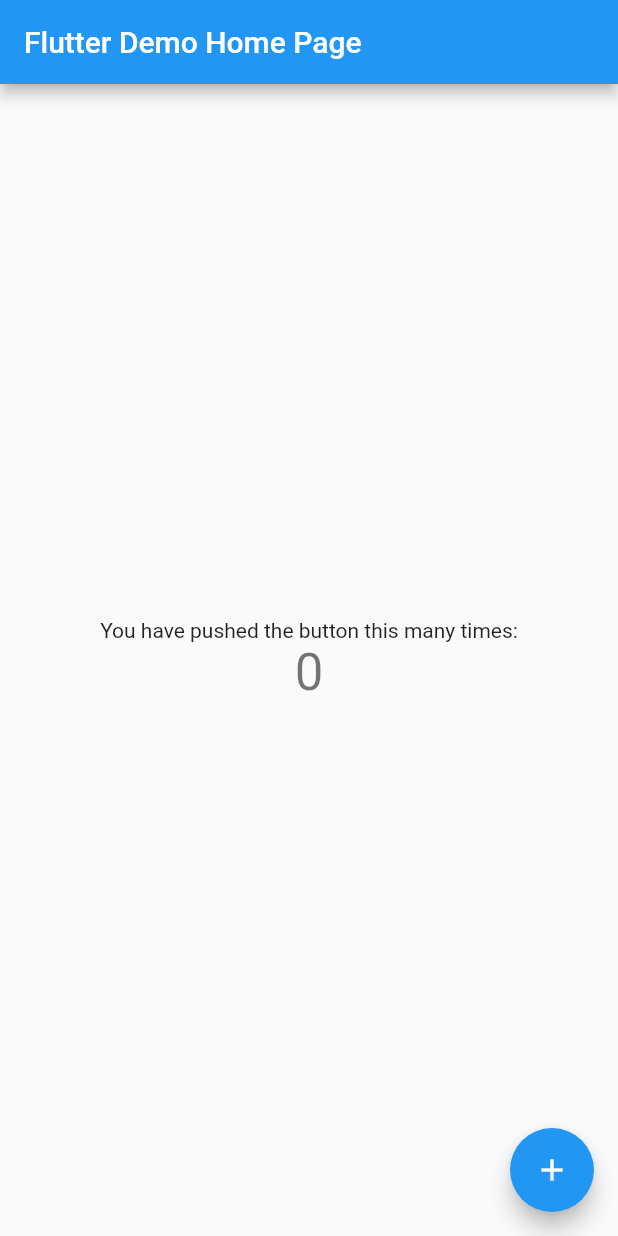
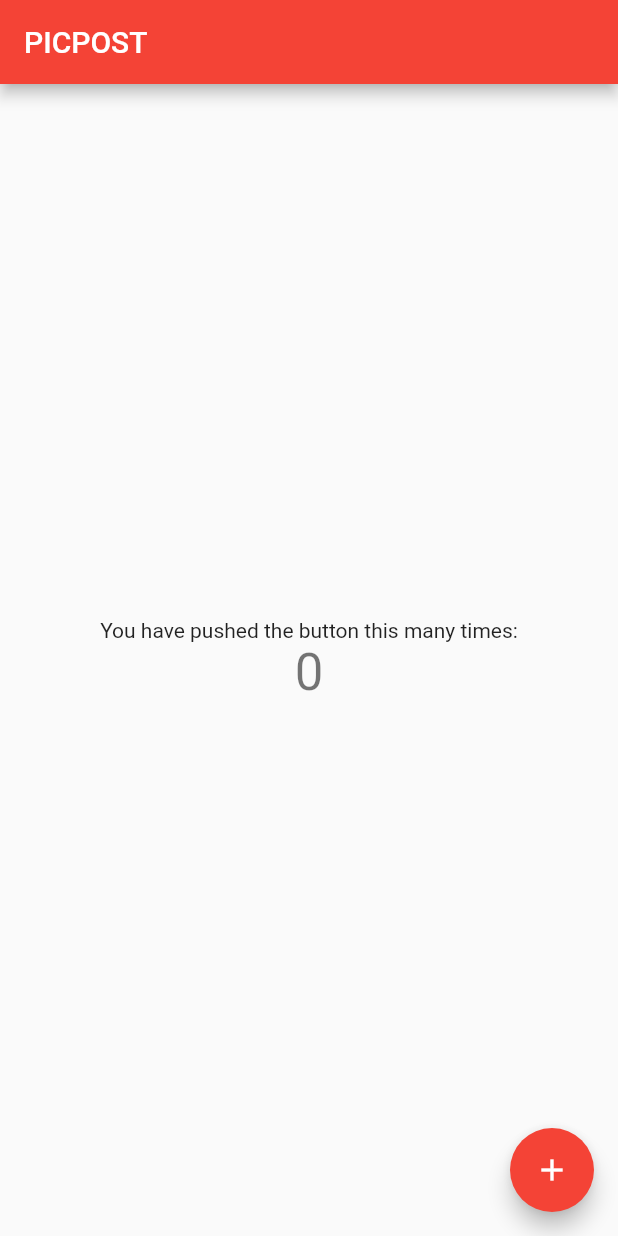
Before and after one commit to conrad96/picpost, a Flutter app: the screen it shows after launch, on a phone screen of 412 x 824 dp. Run offline on Flutter 3.47's test engine with Material 2 defaults, Android fonts, the phone set to English and light mode, and no system bars.

Commit message:
code for upload of images via gallery and camera

```diff
--- a/lib/main.dart
+++ b/lib/main.dart
@@ -17,9 +17,9 @@ class MyApp extends StatelessWidget {
         // "hot reload" (press "r" in the console where you ran "flutter run",
         // or press Run > Flutter Hot Reload in IntelliJ). Notice that the
         // counter didn't reset back to zero; the application is not restarted.
-        primarySwatch: Colors.blue,
+        primarySwatch: Colors.red,
       ),
-      home: new MyHomePage(title: 'Flutter Demo Home Page'),
+      home: new MyHomePage(title: 'PICPOST'),
     );
   }
 }
--- /dev/null
+++ b/picpost/lib/main.dart
@@ -0,0 +1,4 @@
+import 'package:flutter/material.dart';
+import 'screens/home.dart';
+
+void main() => runApp(MyApp());
--- /dev/null
+++ b/picpost/lib/screens/home.dart
@@ -0,0 +1,113 @@
+import 'package:async/async.dart';
+import 'package:flutter/material.dart';
+import 'dart:io';
+import 'package:image_picker/image_picker.dart';
+import 'package:http/http.dart' as http;
+import 'package:path/path.dart';
+import 'package:path_provider/path_provider.dart';
+import 'package:image/image.dart' as Img;
+
+import '../main.dart';
+
+class MyApp extends StatelessWidget {
+
+  Widget build(BuildContext context) {
+    return MaterialApp(
+      title: 'PicPost',
+      theme: ThemeData(
+        primarySwatch: Colors.red,
+      ),
+      home: MyHomePage(),
+    );
+  }
+}
+
+class MyHomePage extends StatefulWidget
+{
+  _MyHomePageState createState() => _MyHomePageState();
+
+}
+
+class _MyHomePageState extends State<MyHomePage>
+{
+  File _image;
+
+  Future getImageGallery() async {
+    var imageFile = await ImagePicker.pickImage(source: ImageSource.gallery);
+    print(imageFile);
+    final tempDir = await getTemporaryDirectory();
+    final path = tempDir.path;
+    final title = "file";
+    Img.Image image = Img.decodeImage(imageFile.readAsBytesSync());
+    Img.Image smallerImg = Img.copyResize(image, 600);
+    var compressImg = new File("$path/image_$title.jpg").writeAsBytesSync(Img.encodeJpg(smallerImg,quality: 90));
+
+    setState(() {
+      _image = imageFile;
+    });
+  }
+
+  Future getImageCamera() async {
+    var imageFile = await ImagePicker.pickImage(source: ImageSource.camera);
+    print(imageFile);
+    setState(() {
+      _image = imageFile;
+    });
+  }
+
+  Future uploadImageFile(File image) async
+  {
+    var upstream = new http.ByteStream(DelegatingStream.typed(image.openRead()));
+    var length = await image.length();
+    var uri = Uri.parse("http://192.168.1.5/picpost/upload.php");
+
+    var request = new http.MultipartRequest("POST", uri);
+    var multipartFile = new http.MultipartFile("image",upstream,length,filename: basename(image.path));
+
+    var cTitle;
+    request.fields['title'] = cTitle.text;
+
+    request.files.add(multipartFile);
+
+    var response = await request.send();
+    if(response.statusCode == 200)
+      {
+        print("Image uploaded");
+      }else{
+      print("Image uploaded Failed");
+    }
+
+  }
+
+  Widget build(BuildContext context)
+  {
+    return Scaffold(
+      appBar: AppBar(title: Text("Upload Image"),),
+      body: Column(
+        children: <Widget>[
+          _image == null ? new Text("No image selected") : new Image.file(_image),
+          Row(
+            children: <Widget>[
+              RaisedButton(
+                child: Icon(Icons.image),
+                onPressed: getImageGallery,
+              ),
+
+              RaisedButton(
+                child: Icon(Icons.camera_alt),
+                onPressed: getImageCamera,
+              ),
+              RaisedButton(
+                child: Icon(Icons.file_upload),
+                // ignore: argument_type_not_assignable
+                onPressed: (){
+                  uploadImageFile(_image);
+                },
+              )
+            ],
+          ),
+        ],
+      ),
+    );
+  }
+}
```
Also changed, not shown: picpost/pubspec.yaml (added, +72 -0 lines), 52 other files.
